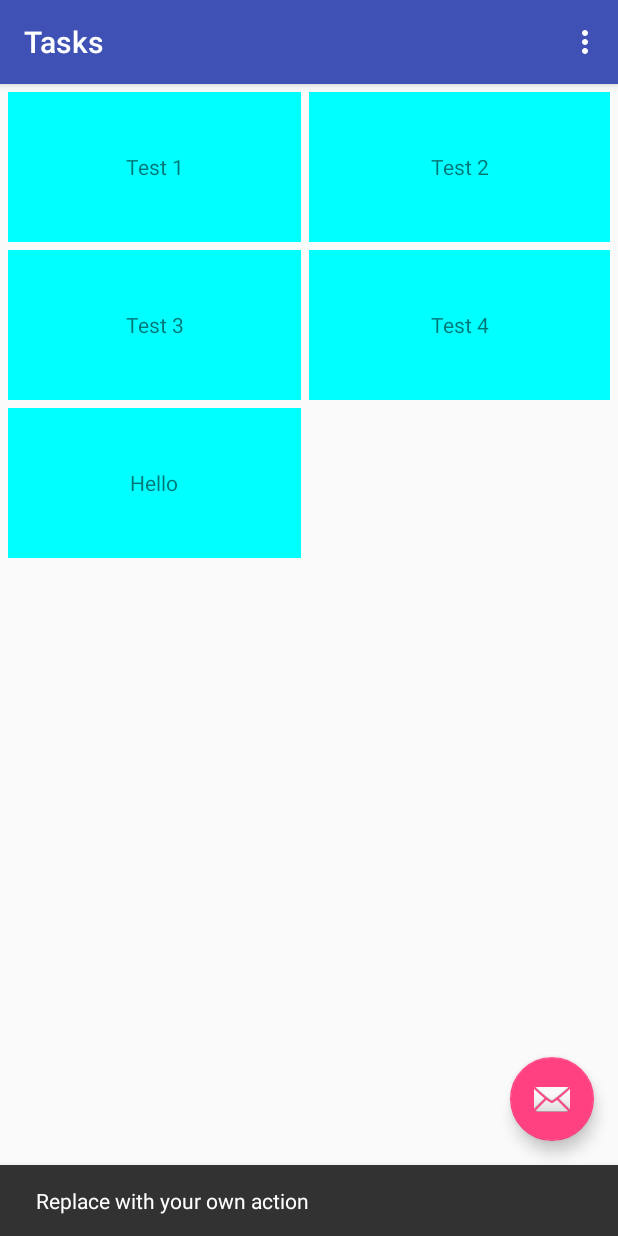
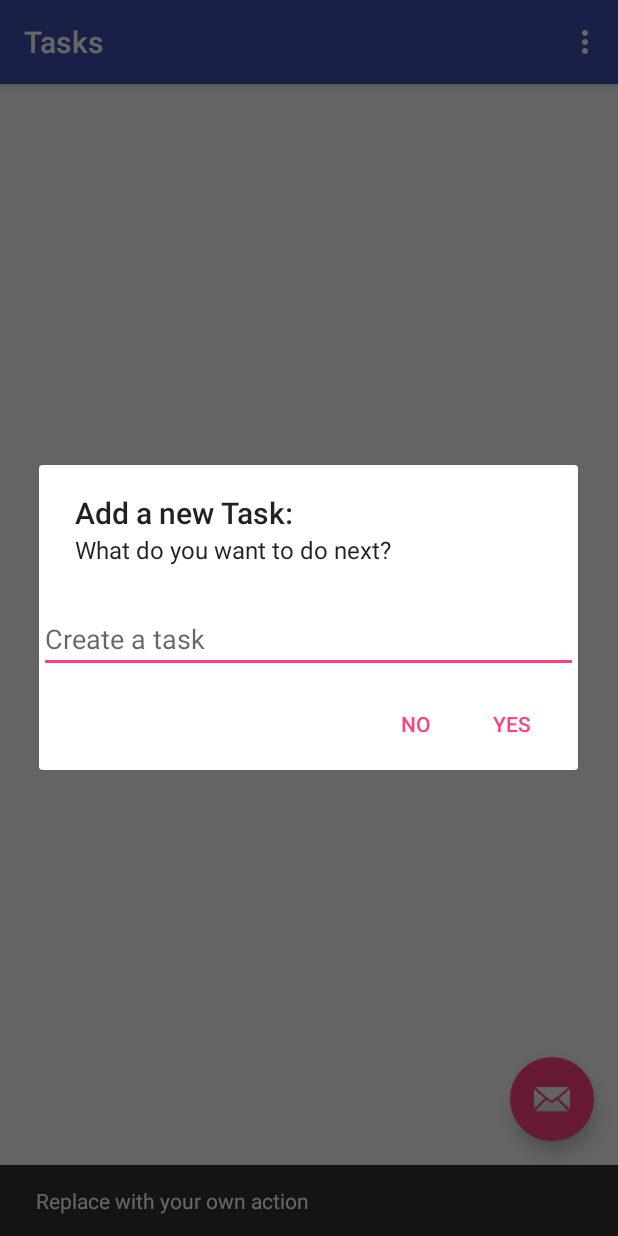
Before and after one commit to lkm027/TaskMaster, an Android app: the screen it shows after launch (GridActivity), after a tap on an icon or button, on a phone screen of 412 x 824 dp. Run offline under Robolectric (Android 15) with nearby library versions, the phone set to English and light mode, and no system bars.

Commit message:
added sqlite db; added alertdialog to create new list;

```diff
--- /dev/null
+++ b/app/src/main/java/com/example/lucas/fragments/CreateListDialogFragment.java
@@ -0,0 +1,69 @@
+package com.example.lucas.fragments;
+
+import android.app.Activity;
+import android.app.AlertDialog;
+import android.app.Dialog;
+import android.app.DialogFragment;
+import android.content.DialogInterface;
+import android.os.Bundle;
+import android.view.LayoutInflater;
+import android.view.View;
+import android.widget.EditText;
+
+import com.example.lucas.tasks.R;
+
+/**
+ * Created by lkm02 on 3/17/2017.
+ */
+
+public class CreateListDialogFragment extends DialogFragment {
+
+    //TaskDialog listener that allows the entered information to be accessible to the activity
+    public interface CreateTaskListener {
+        void onDialogPositiveClick(DialogFragment dialog);
+    }
+
+    CreateTaskListener mListener;
+    EditText mEditTextView;
+
+    @Override
+    public Dialog onCreateDialog(Bundle savedInstanceState) {
+        //Create view for the dialog
+        AlertDialog.Builder builder = new AlertDialog.Builder(getActivity());
+        LayoutInflater inflater = getActivity().getLayoutInflater();
+        View view = inflater.inflate(R.layout.add_list_dialog, null);
+        builder.setView(view);
+
+        //Identify editTextView
+        mEditTextView = (EditText) view.findViewById(R.id.edit_txt_dialog_task);
+
+        builder.setTitle("Add a new Task:");
+        builder.setMessage("What do you want to do next?")
+                .setPositiveButton("Yes", new DialogInterface.OnClickListener() {
+                    @Override
+                    public void onClick(DialogInterface dialog, int which) {
+                        mListener.onDialogPositiveClick(CreateListDialogFragment.this);
+                    }
+                })
+                .setNegativeButton("No", null);
+        return builder.create();
+    }
+
+    //delivers click events to the activity
+    @Override
+    public void onAttach(Activity activity) {
+        super.onAttach(activity);
+
+        try {
+            mListener = (CreateTaskListener) activity;
+        } catch (ClassCastException e) {
+            throw new ClassCastException(activity.toString() +
+            " must implement CreateTask Listener");
+        }
+    }
+
+    public String getEditTextView() {
+        return String.valueOf(mEditTextView.getText());
+    }
+
+}
--- /dev/null
+++ b/app/src/main/java/com/example/lucas/tasks/DbHelper.java
@@ -0,0 +1,84 @@
+package com.example.lucas.tasks;
+
+import android.content.ContentValues;
+import android.content.Context;
+import android.database.Cursor;
+import android.database.sqlite.SQLiteDatabase;
+import android.database.sqlite.SQLiteOpenHelper;
+
+import java.util.ArrayList;
+import java.util.List;
+
+/**
+ * Created by lkm02 on 3/16/2017.
+ */
+
+public class DbHelper extends SQLiteOpenHelper {
+
+    //Database
+    public static final String DATABASE_NAME = "ToDoItems";
+    public static final int DATABASE_VERSION = 2;
+
+    //Tables
+    public static final String LIST_TABLE = "ListsTable";
+    public static final String TODO_TABLE = "TasksTable";
+
+    //columns for lists table
+    public static final String KEY_LIST_NAME = "List";
+
+    //columns for tasks table
+    public static final String KEY_TASK = "Task";
+    public static final String KEY_PARENT = "Parent";
+
+    public DbHelper(Context context) {
+        super(context, DATABASE_NAME, null, DATABASE_VERSION);
+    }
+
+    @Override
+    public void onCreate(SQLiteDatabase table) {
+        String CREATE_LIST_TABLE= "CREATE TABLE " + LIST_TABLE + "(" +
+                KEY_LIST_NAME + " TEXT)";
+
+        table.execSQL(CREATE_LIST_TABLE);
+    }
+
+    @Override
+    public void onUpgrade(SQLiteDatabase table, int oldVersion, int newVersion) {
+        table.execSQL("DROP TABLE IF EXISTS " + LIST_TABLE);
+        onCreate(table);
+    }
+
+    //Add new list to our table
+    public void addList(String listName) {
+        SQLiteDatabase table = this.getWritableDatabase();
+        ContentValues values = new ContentValues();
+        values.put(KEY_LIST_NAME, listName);
+        table.insert(LIST_TABLE, null, values);
+        table.close();
+    }
+
+    //Retrieve all lists from table
+    public List<String> getAllLists() {
+        List<String> list = new ArrayList<>();
+
+        // Select All Query
+        String selectQuery = "SELECT  * FROM " + LIST_TABLE;
+
+        SQLiteDatabase table = this. getWritableDatabase();
+        Cursor cursor = table.rawQuery(selectQuery, null);
+
+        // looping through all rows and adding to list
+        if (cursor.moveToFirst()) {
+            do {
+                list.add(cursor.getString(0));
+            } while (cursor.moveToNext());
+        }
+
+        return list;
+    }
+
+
+
+
+
+}
--- a/app/src/main/java/com/example/lucas/tasks/GridActivity.java
+++ b/app/src/main/java/com/example/lucas/tasks/GridActivity.java
@@ -1,5 +1,9 @@
 package com.example.lucas.tasks;
 
+import android.app.AlertDialog;
+import android.app.DialogFragment;
+import android.app.FragmentManager;
+import android.content.DialogInterface;
 import android.graphics.drawable.Drawable;
 import android.os.Bundle;
 import android.support.design.widget.FloatingActionButton;
@@ -14,16 +18,18 @@ import android.view.MenuItem;
 
 import com.example.lucas.adapters.DividerItemDecoration;
 import com.example.lucas.adapters.GridAdapter;
+import com.example.lucas.fragments.CreateListDialogFragment;
 
 import java.util.ArrayList;
 import java.util.List;
 
-public class GridActivity extends AppCompatActivity {
+public class GridActivity extends AppCompatActivity implements CreateListDialogFragment.CreateTaskListener {
 
     private RecyclerView mRecyclerView;
     private GridAdapter mAdapter;
     private RecyclerView.LayoutManager mLayoutManager;
     public static List<String> myLists = new ArrayList<>();
+    private DbHelper db;
 
     @Override
     protected void onCreate(Bundle savedInstanceState) {
@@ -40,15 +46,22 @@ public class GridActivity extends AppCompatActivity {
             public void onClick(View view) {
                 Snackbar.make(view, "Replace with your own action", Snackbar.LENGTH_LONG)
                         .setAction("Action", null).show();
-                mAdapter.addList("Hello");
+//                mAdapter.addList("Hello");
+//                db.addList("Hello");
+
+                FragmentManager fm = getFragmentManager();
+                DialogFragment dialogFragment = new CreateListDialogFragment();
+                dialogFragment.show(fm, "task");
             }
         });
 
-        //code for recyclerView
-        myLists.add("Test 1");
-        myLists.add("Test 2");
-        myLists.add("Test 3");
-        myLists.add("Test 4");
+        //Obtain our database
+        db = new DbHelper(this.getApplicationContext());
+        //Check if there is anything in our table. If so, obtain our items
+        if (db.getAllLists().size() != 0) {
+            myLists = db.getAllLists();
+        }
+
         mRecyclerView = (RecyclerView) findViewById(R.id.grid_recycler);
 
         //Use a GridLayout Manager
@@ -58,10 +71,18 @@ public class GridActivity extends AppCompatActivity {
         mRecyclerView.addItemDecoration(dividerItemDecoration);
 
         //Specify adapter to use
-
         mAdapter = new GridAdapter(myLists);
         mRecyclerView.setAdapter(mAdapter);
 
+
+    }
+
+    @Override
+    public void onDialogPositiveClick(DialogFragment dialog) {
+        CreateListDialogFragment dialogFragment = (CreateListDialogFragment) dialog;
+        String newList = dialogFragment.getEditTextView();
+        mAdapter.addList(newList);
+        db.addList(newList);
 
     }
 
--- /dev/null
+++ b/app/src/main/res/layout/add_list_dialog.xml
@@ -0,0 +1,14 @@
+<?xml version="1.0" encoding="utf-8"?>
+<LinearLayout xmlns:android="http://schemas.android.com/apk/res/android"
+    android:orientation="horizontal" android:layout_width="match_parent"
+    android:layout_height="match_parent">
+
+    <EditText
+        android:layout_width="wrap_content"
+        android:layout_height="wrap_content"
+        android:layout_weight="1"
+        android:id="@+id/edit_txt_dialog_task"
+        android:hint="Create a task"
+        />
+
+</LinearLayout>
```
